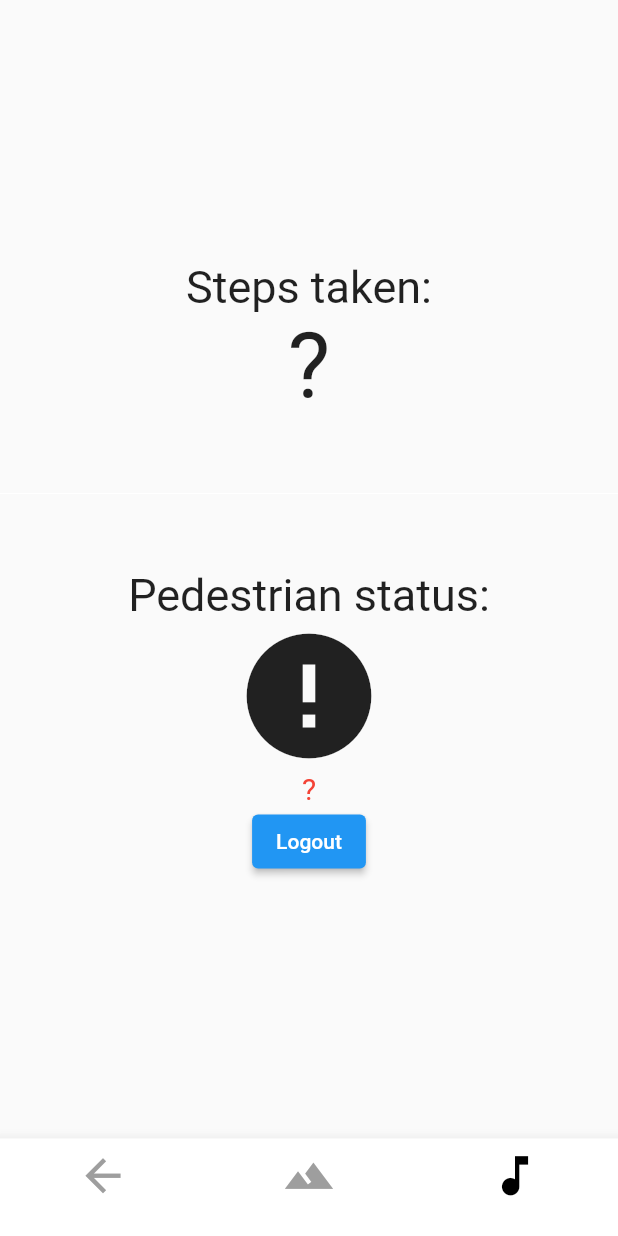
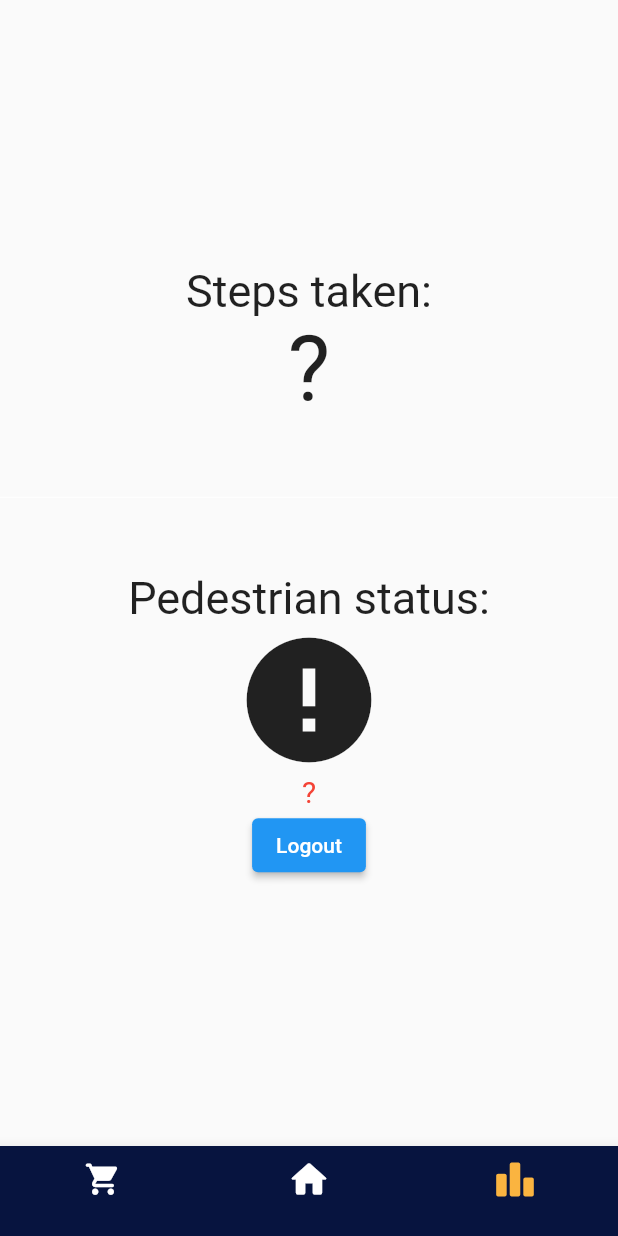
Before and after one commit to jeffreykaili/Hack-The-North-2021, a Flutter app: the screen it shows once a user with an empty profile is signed in, swiped to page 2, on a phone screen of 412 x 824 dp. Run offline on Flutter 3.47's test engine with Material 2 defaults, Android fonts, the phone set to English and light mode, and no system bars; our stand-ins replace cloud_firestore, firebase_auth, firebase_core, google_fonts, google_sign_in, pedometer; accounts and stored records are empty; network calls fail.

Commit message:
leaderboard

```diff
--- /dev/null
+++ b/lib/constants.dart
@@ -0,0 +1,14 @@
+import 'package:flutter/material.dart';
+
+Color blue = Color(0XFF07143F);
+Color yellow = Color(0XFFFAB440);
+Color white = Colors.white;
+Color red = Color(0XFFF02A54);
+Color purple = Color(0XFF4E47C6);
+Color grey = Color(0XFFF7F5F2);
+
+Color bottomNavBarColor = blue;
+Color appBarColor = blue;
+Color bottomNavBarIconSelectedColor = yellow;
+Color bottomNavBarIconUnselectedColor = white;
+Color leaderboardStepColor = yellow;
--- a/lib/pages/home_page.dart
+++ b/lib/pages/home_page.dart
@@ -1,5 +1,6 @@
 import 'package:firebase_auth/firebase_auth.dart';
 import 'package:flutter/material.dart';
+import 'package:flutter_application_1/constants.dart';
 import 'package:flutter_application_1/pages/dashboard/dashboard.dart';
 import 'package:flutter_application_1/pages/leaderboard/leaderboard_page.dart';
 import 'package:flutter_application_1/pages/shop/shop_page.dart';
@@ -14,14 +15,13 @@ class HomePage extends StatefulWidget {
 class _HomePageState extends State<HomePage> with TickerProviderStateMixin {
   final user = FirebaseAuth.instance.currentUser!;
 
-  Color bottomNavBarColor = Colors.white;
   int lastTap = DateTime.now().millisecondsSinceEpoch;
   int consecutiveTaps = 0;
   bool changedColour = false;
 
   int _currentIndex = 2;
 
-  late PageController _pageController = PageController(initialPage: 1);
+  late PageController _pageController = PageController(initialPage: 2);
 
   @override
   void initState() {
@@ -55,28 +55,28 @@ class _HomePageState extends State<HomePage> with TickerProviderStateMixin {
         ),
         child: BottomNavigationBar(
             currentIndex: _currentIndex,
-            selectedItemColor: Colors.black,
-            unselectedItemColor: Colors.grey,
+            selectedItemColor: bottomNavBarIconSelectedColor,
+            unselectedItemColor: bottomNavBarIconUnselectedColor,
             type: BottomNavigationBarType.fixed,
             backgroundColor: bottomNavBarColor,
             items: [
               BottomNavigationBarItem(
                 icon: Icon(
-                  Icons.arrow_back,
-                  size: 35,
+                  Icons.shopping_cart_rounded,
+                  size: 25,
                 ),
                 title: SizedBox.shrink(),
               ),
               BottomNavigationBarItem(
                   icon: Icon(
-                    Icons.terrain,
-                    size: 35,
+                    Icons.home_rounded,
+                    size: 30,
                   ),
                   title: SizedBox.shrink()),
               BottomNavigationBarItem(
                   icon: Icon(
-                    Icons.music_note,
-                    size: 35,
+                    Icons.leaderboard_rounded,
+                    size: 30,
                   ),
                   title: SizedBox.shrink()),
             ],
--- a/pubspec.yaml
+++ b/pubspec.yaml
@@ -31,6 +31,7 @@ dependencies:
   cloud_firestore: ^2.5.3
   google_sign_in: ^5.1.0
   provider: ^6.0.0
+  google_fonts: ^2.1.0
 
   pedometer: ^3.0.0
   # The following adds the Cupertino Icons font to your application.
```
Also changed, not shown: lib/pages/leaderboard/leaderboard_app_bar.dart (added, +29 -0 lines), lib/pages/leaderboard/leaderboard_page.dart (+18 -1 lines), lib/pages/leaderboard/leaderboard_tile.dart (added, +117 -0 lines), pubspec.lock, 1 other file.
